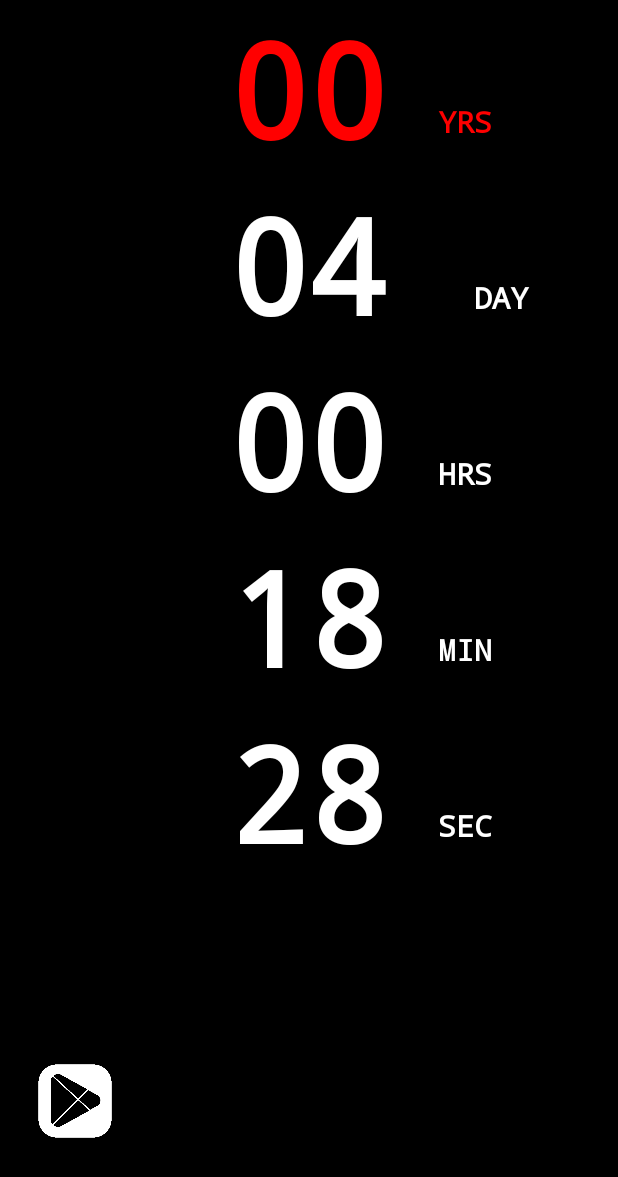
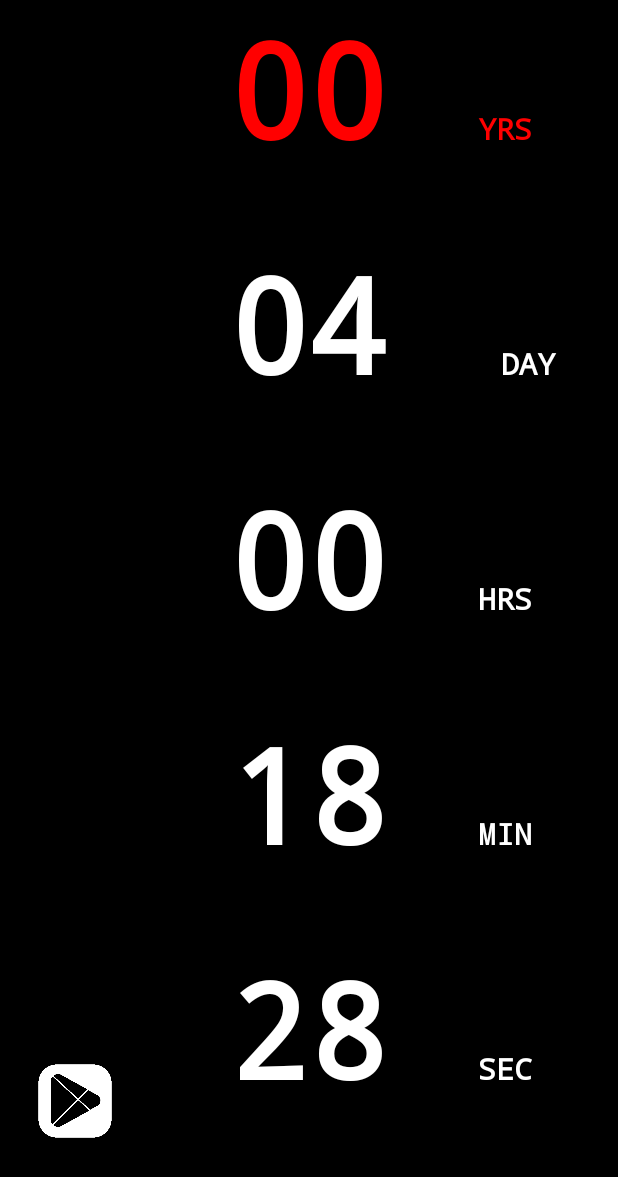
Before and after one commit to Hach-Trykach/Countdown, an Android app: the DateActivity screen opened directly, with no data from a screen before it, on a phone screen of 412 x 824 dp. Shown: the top 1177 px of the screen. Run offline under Robolectric (Android 15) with nearby library versions, the phone set to English and light mode, and no system bars; our stand-ins replace AdMob; 3 statements that could not run were skipped.

Commit message:
update hight screen xml

```diff
--- a/app/build.gradle
+++ b/app/build.gradle
@@ -6,8 +6,8 @@ android {
         applicationId "by.ddrvld.countdownapp"
         minSdkVersion 19
         targetSdkVersion 29
-        versionCode 3
-        versionName "1.3"
+        versionCode 4
+        versionName "1.3.1"
         testInstrumentationRunner "androidx.test.runner.AndroidJUnitRunner"
     }
     buildTypes {
--- a/app/src/main/java/by/ddrvld/countdownapp/DateActivity.java
+++ b/app/src/main/java/by/ddrvld/countdownapp/DateActivity.java
@@ -81,7 +81,6 @@ public class DateActivity extends Activity {
             randomLifeTime = settings.getLong(RANDOMLIFETIME, 0);
         } else {
             String imeiString = "";
-
             for(int i = 8; i < 15; i++)
                 imeiString += Long.toString(IMEI).charAt(i);
 
@@ -128,7 +127,7 @@ public class DateActivity extends Activity {
                     case MotionEvent.ACTION_UP:
                         view.setAlpha(1f);
                         Intent intent = new Intent(Intent.ACTION_VIEW);
-                        intent.setData(Uri.parse("https://play.google.com/store/apps/dev?id=7604056705641534448"));
+                        intent.setData(Uri.parse("https://play.google.com/store/apps/developer?id=DDRVLD+Lab."));
                         startActivity(intent);
                         break;
                     default:
--- a/app/src/main/res/layout/activity_date.xml
+++ b/app/src/main/res/layout/activity_date.xml
@@ -3,165 +3,191 @@
     android:layout_width="match_parent"
     xmlns:android="http://schemas.android.com/apk/res/android"
     xmlns:app="http://schemas.android.com/apk/res-auto"
-    xmlns:tools="http://schemas.android.com/tools"
     android:background="@android:color/black">
 
-    <androidx.constraintlayout.widget.ConstraintLayout
+    <LinearLayout
         android:layout_width="match_parent"
         android:layout_height="match_parent"
+        android:orientation="vertical"
+        android:weightSum="100"
         android:layout_above="@+id/relative_layout_ads">
 
-    <androidx.appcompat.widget.AppCompatTextView
+        <LinearLayout
+            android:id="@+id/layout_yrs"
+            android:layout_width="match_parent"
+            android:layout_height="wrap_content"
+            android:layout_weight="20"
+            android:orientation="horizontal">
+
+            <TextView
                 android:id="@+id/yrs"
                 android:layout_width="match_parent"
                 android:layout_height="wrap_content"
                 android:fontFamily="monospace"
-        android:paddingStart="0dp"
+                android:text="00"
+                android:textAlignment="center"
+                android:textColor="@android:color/white"
+                android:textSize="88sp"
+                android:textStyle="bold"/>
+
+            <TextView
+                android:id="@+id/text_yrs"
+                android:layout_width="match_parent"
+                android:layout_height="wrap_content"
+                android:fontFamily="monospace"
+                android:text="@string/text_yrs3"
+                android:textAlignment="center"
+                android:textColor="@android:color/white"
+                android:textSize="20sp"
+                android:textStyle="bold"
+                android:paddingStart="10dp"
+                android:paddingEnd="10dp"
+                android:layout_marginLeft="-150dp" />
+
+        </LinearLayout>
+
+        <LinearLayout
+            android:id="@+id/layout_day"
+            android:layout_width="match_parent"
+            android:layout_height="wrap_content"
+            android:layout_weight="20"
+            android:orientation="horizontal" >
+
+            <TextView
+                android:id="@+id/day"
+                android:layout_width="match_parent"
+                android:layout_height="wrap_content"
+                android:fontFamily="monospace"
+                android:text="000"
+                android:textAlignment="center"
+                android:textColor="@android:color/white"
+                android:textSize="88sp"
+                android:textStyle="bold" />
+
+            <TextView
+                android:id="@+id/text_day"
+                android:layout_width="match_parent"
+                android:layout_height="wrap_content"
+                android:fontFamily="monospace"
+                android:paddingBottom="20dp"
+                android:text="@string/text_day3"
+                android:textAlignment="center"
+                android:textColor="@android:color/white"
+                android:textSize="20sp"
+                android:textStyle="bold"
+                android:paddingStart="10dp"
+                android:paddingEnd="10dp"
+                android:layout_marginLeft="-120dp" />
+
+        </LinearLayout>
+
+        <LinearLayout
+            android:id="@+id/layout_hrs"
+            android:layout_width="match_parent"
+            android:layout_height="wrap_content"
+            android:layout_weight="20"
+            android:orientation="horizontal" >
+
+            <TextView
+                android:id="@+id/hrs"
+                android:layout_width="match_parent"
+                android:layout_height="wrap_content"
+                android:fontFamily="monospace"
+                android:text="00"
+                android:textAlignment="center"
+                android:textColor="@android:color/white"
+                android:textSize="88sp"
+                android:textStyle="bold" />
+
+            <TextView
+                android:id="@+id/text_hrs"
+                android:layout_width="match_parent"
+                android:layout_height="wrap_content"
+                android:fontFamily="monospace"
+                android:paddingBottom="20dp"
+                android:text="@string/text_hrs3"
+                android:textAlignment="center"
+                android:textColor="@android:color/white"
+                android:textSize="20sp"
+                android:textStyle="bold"
+                android:paddingStart="10dp"
+                android:paddingEnd="10dp"
+                android:layout_marginLeft="-150dp" />
+
+        </LinearLayout>
+
+        <LinearLayout
+            android:id="@+id/layout_min"
+            android:layout_width="match_parent"
+            android:layout_height="wrap_content"
+            android:layout_weight="20"
+            android:orientation="horizontal">
+
+            <TextView
+                android:id="@+id/min"
+                android:layout_width="match_parent"
+                android:layout_height="wrap_content"
+                android:fontFamily="monospace"
+                android:text="00"
+                android:textAlignment="center"
+                android:textColor="@android:color/white"
+                android:textSize="88sp"
+                android:textStyle="bold" />
+
+            <TextView
+                android:id="@+id/text_min"
+                android:layout_width="match_parent"
+                android:layout_height="wrap_content"
+                android:fontFamily="monospace"
+                android:paddingBottom="20dp"
+                android:text="@string/text_min3"
+                android:textAlignment="center"
+                android:textColor="@android:color/white"
+                android:textSize="20sp"
+                android:textStyle="bold"
+                android:paddingStart="10dp"
+                android:paddingEnd="10dp"
+                android:layout_marginLeft="-150dp" />
+
+        </LinearLayout>
+
+        <LinearLayout
+            android:id="@+id/layout_sec"
+            android:layout_width="match_parent"
+            android:layout_height="wrap_content"
+            android:layout_weight="20"
+            android:orientation="horizontal">
+
+            <TextView
+                android:id="@+id/sec"
+                android:layout_width="match_parent"
+                android:layout_height="wrap_content"
+                android:fontFamily="monospace"
                 android:text="00"
                 android:textAlignment="center"
                 android:textColor="@android:color/white"
                 android:textSize="88sp"
                 android:textStyle="bold"
-        app:layout_constraintTop_toTopOf="parent"
-        tools:layout_editor_absoluteX="-195dp" />
+                android:adjustViewBounds="true" />
 
-    <androidx.appcompat.widget.AppCompatTextView
-        android:id="@+id/day"
+            <TextView
+                android:id="@+id/text_sec"
                 android:layout_width="match_parent"
                 android:layout_height="wrap_content"
                 android:fontFamily="monospace"
-        android:paddingStart="0dp"
-        android:text="000"
+                android:paddingBottom="20dp"
+                android:text="@string/text_sec3"
                 android:textAlignment="center"
-        android:textColor="@android:color/white"
-        android:textSize="88sp"
-        android:textStyle="bold"
-        app:layout_constraintTop_toBottomOf="@+id/yrs"
-        tools:layout_editor_absoluteX="0dp" />
-
-    <androidx.appcompat.widget.AppCompatTextView
-        android:id="@+id/hrs"
-        android:layout_width="match_parent"
-        android:layout_height="wrap_content"
-        android:fontFamily="monospace"
-        android:paddingStart="0dp"
-        android:text="00"
-        android:textAlignment="center"
-        android:textColor="@android:color/white"
-        android:textSize="88sp"
-        android:textStyle="bold"
-        app:layout_constraintStart_toStartOf="parent"
-        app:layout_constraintTop_toBottomOf="@+id/day" />
-
-    <androidx.appcompat.widget.AppCompatTextView
-        android:id="@+id/min"
-        android:layout_width="match_parent"
-        android:layout_height="wrap_content"
-        android:fontFamily="monospace"
-        android:paddingStart="0dp"
-        android:text="00"
-        android:textAlignment="center"
-        android:textColor="@android:color/white"
-        android:textSize="88sp"
-        android:textStyle="bold"
-        app:layout_constraintStart_toStartOf="parent"
-        app:layout_constraintTop_toBottomOf="@+id/hrs" />
-
-    <androidx.appcompat.widget.AppCompatTextView
-        android:id="@+id/sec"
-        android:layout_width="match_parent"
-        android:layout_height="wrap_content"
-        android:fontFamily="monospace"
-        android:paddingStart="0dp"
-        android:text="00"
-        android:textAlignment="center"
-        android:textColor="@android:color/white"
-        android:textSize="88sp"
-        android:textStyle="bold"
-        app:layout_constraintBottom_toBottomOf="parent"
-        app:layout_constraintStart_toStartOf="parent"
-        app:layout_constraintTop_toBottomOf="@+id/min"
-        app:layout_constraintVertical_bias="0.0" />
-
-    <androidx.appcompat.widget.AppCompatTextView
-        android:id="@+id/text_yrs"
-        android:layout_width="120dp"
-        android:layout_height="50dp"
-        android:fontFamily="monospace"
-        android:paddingBottom="20dp"
-        android:text="@string/text_yrs3"
-        android:textAlignment="viewStart"
                 android:textColor="@android:color/white"
                 android:textSize="20sp"
                 android:textStyle="bold"
-        app:layout_constraintBottom_toBottomOf="@+id/yrs"
-        app:layout_constraintEnd_toEndOf="parent" />
+                android:paddingStart="10dp"
+                android:paddingEnd="10dp"
+                android:layout_marginLeft="-150dp" />
 
-    <androidx.appcompat.widget.AppCompatTextView
-        android:id="@+id/text_day"
-        android:layout_width="96dp"
-        android:layout_height="50dp"
-        android:fontFamily="monospace"
-        android:paddingBottom="20dp"
-        android:text="@string/text_day3"
-        android:textAlignment="viewStart"
-        android:textColor="@android:color/white"
-        android:textSize="20sp"
-        android:textStyle="bold"
-        app:layout_constraintBottom_toBottomOf="@+id/day"
-        app:layout_constraintEnd_toEndOf="parent"
-        app:layout_constraintHorizontal_bias="1.0"
-        app:layout_constraintStart_toStartOf="@+id/text_hrs" />
+        </LinearLayout>
 
-    <androidx.appcompat.widget.AppCompatTextView
-        android:id="@+id/text_hrs"
-        android:layout_width="120dp"
-        android:layout_height="50dp"
-        android:fontFamily="monospace"
-        android:paddingBottom="20dp"
-        android:text="@string/text_hrs3"
-        android:textAlignment="viewStart"
-        android:textColor="@android:color/white"
-        android:textSize="20sp"
-        android:textStyle="bold"
-        app:layout_constraintBottom_toBottomOf="@+id/hrs"
-        app:layout_constraintEnd_toEndOf="parent"
-        app:layout_constraintHorizontal_bias="1.0"
-        app:layout_constraintStart_toStartOf="@+id/text_yrs" />
-
-    <androidx.appcompat.widget.AppCompatTextView
-        android:id="@+id/text_min"
-        android:layout_width="120dp"
-        android:layout_height="50dp"
-        android:fontFamily="monospace"
-        android:paddingBottom="20dp"
-        android:text="@string/text_min3"
-        android:textAlignment="viewStart"
-        android:textColor="@android:color/white"
-        android:textSize="20sp"
-        android:textStyle="bold"
-        app:layout_constraintBottom_toBottomOf="@+id/min"
-        app:layout_constraintEnd_toEndOf="parent"
-        app:layout_constraintHorizontal_bias="1.0"
-        app:layout_constraintStart_toStartOf="@+id/text_day" />
-
-    <androidx.appcompat.widget.AppCompatTextView
-        android:id="@+id/text_sec"
-        android:layout_width="120dp"
-        android:layout_height="50dp"
-        android:fontFamily="monospace"
-        android:paddingBottom="20dp"
-        android:text="@string/text_sec3"
-        android:textAlignment="viewStart"
-        android:textColor="@android:color/white"
-        android:textSize="20sp"
-        android:textStyle="bold"
-        app:layout_constraintBottom_toBottomOf="@+id/sec"
-        app:layout_constraintEnd_toEndOf="parent"
-        app:layout_constraintHorizontal_bias="0.0"
-        app:layout_constraintStart_toStartOf="@+id/text_min" />
-
-</androidx.constraintlayout.widget.ConstraintLayout>
+    </LinearLayout>
 
     <RelativeLayout
         android:layout_width="wrap_content"
@@ -170,7 +196,7 @@
         android:layout_alignParentBottom="true"
         android:layout_above="@+id/relative_layout_ads"
         android:layout_marginBottom="60dp"
-        android:layout_marginLeft="20dp">
+        android:layout_marginStart="20dp">
 
         <ImageView
             android:id="@+id/more_apps_button"
```
Also changed, not shown: 1 other file. Lines whose indentation alone changed are shown as unchanged.
